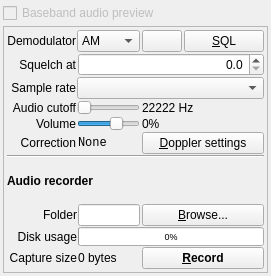
Before: the Qt Designer form Default/Audio/AudioWidget.ui in BatchDrake/SigDigger, drawn with Qt 5.
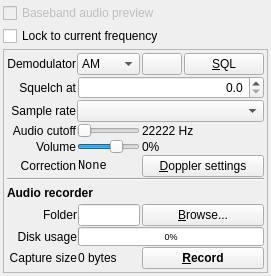
After: the same form once the commit is applied. Icons and pictures are not drawn.

Diff of the .ui file:
```diff
--- a/Default/Audio/AudioWidget.ui
+++ b/Default/Audio/AudioWidget.ui
@@ -45,7 +45,7 @@
      </property>
     </widget>
    </item>
-   <item row="1" column="0">
+   <item row="2" column="0">
     <widget class="QFrame" name="frame">
      <property name="sizePolicy">
       <sizepolicy hsizetype="Preferred" vsizetype="Preferred">
@@ -239,7 +239,6 @@
        <widget class="QLabel" name="label_3">
         <property name="font">
          <font>
-          <weight>75</weight>
           <bold>true</bold>
          </font>
         </property>
@@ -412,6 +411,13 @@
      </layout>
     </widget>
    </item>
+   <item row="1" column="0">
+    <widget class="QCheckBox" name="lockToFrequencyCheck">
+     <property name="text">
+      <string>Lock to current frequency</string>
+     </property>
+    </widget>
+   </item>
   </layout>
  </widget>
  <resources>
```
Left out of the diff: 4 changed lines with no effect on the pictures.
